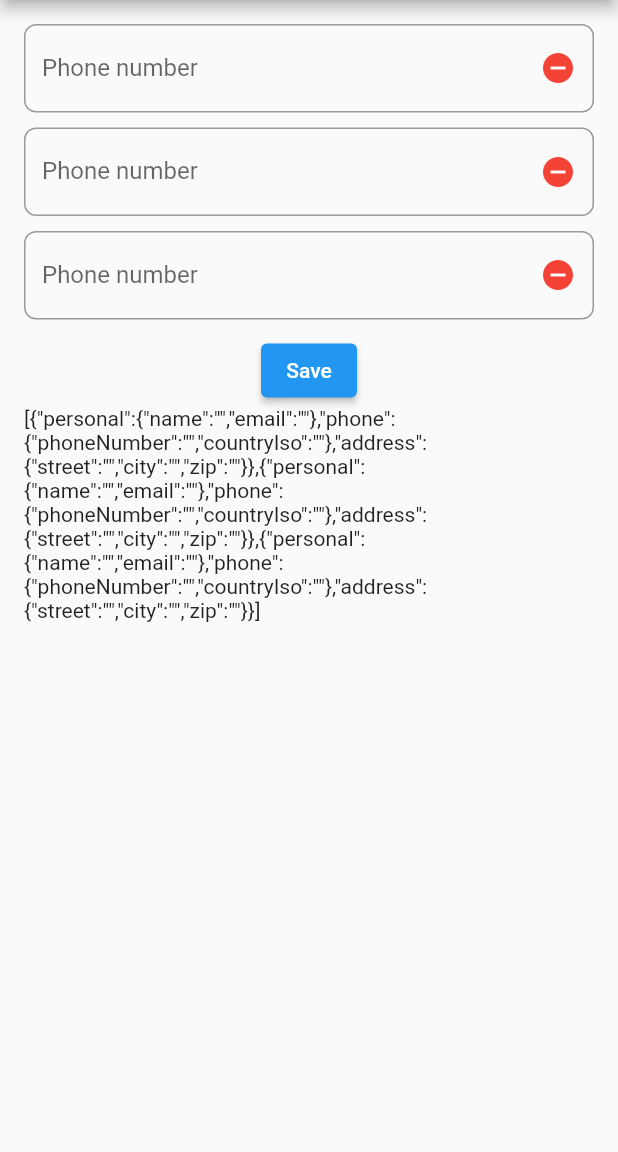
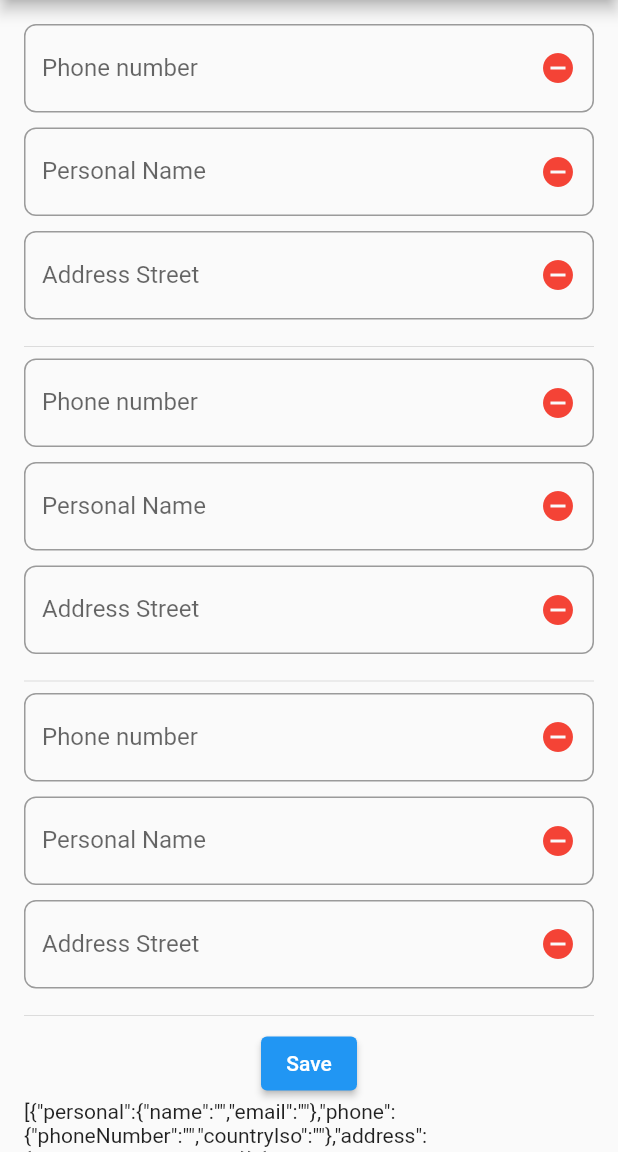
Before and after one commit to 2shrestha22/flutter_examples, a Flutter app: the screen it shows after launch, on a phone screen of 412 x 824 dp, the part 84-1236 px from its top. Run offline on Flutter 3.47's test engine with Material 2 defaults, Android fonts, the phone set to English and light mode, and no system bars; drawn by our look-alikes of reactive_forms; our stand-ins replace flutter_riverpod, shared_preferences; missing offline and left inert: pretty_json.

```diff
--- a/reactive_forms_example/lib/main.dart
+++ b/reactive_forms_example/lib/main.dart
@@ -5,7 +5,8 @@ import 'package:flutter/material.dart';
 import 'package:pretty_json/pretty_json.dart';
 import 'package:reactive_forms/reactive_forms.dart';
 
-final familyMemberForm = fb.group({
+FormGroup getFormArray() {
+  return fb.group({
     'personal': fb.group({
       'name': ['', Validators.required],
       'email': ['', Validators.required],
@@ -20,15 +21,16 @@ final familyMemberForm = fb.group({
       'zip': ['', Validators.required],
     }),
   });
+}
 
 final familyMembersFormGroup = fb.group({
   'familyMembers': familyFormArray,
 });
 
 final familyFormArray = fb.array([
-  familyMemberForm,
-  familyMemberForm,
-  familyMemberForm,
+  getFormArray(),
+  getFormArray(),
+  getFormArray(),
 ]);
 
 const sb = SizedBox(height: 20);
@@ -86,9 +88,9 @@ class _ReactiveFormsExampleState extends State<ReactiveFormsExample> {
                         Padding(
                           padding: const EdgeInsets.only(bottom: 10.0),
                           child: ReactiveTextField(
-                            key: ObjectKey(e),
+                            key: UniqueKey(),
                             formControl: (e as FormGroup)
-                                .control('personal.name') as FormControl,
+                                .control('phone.phoneNumber') as FormControl,
                             keyboardType: TextInputType.number,
                             decoration: InputDecoration(
                               labelText: 'Phone number',
@@ -102,6 +104,45 @@ class _ReactiveFormsExampleState extends State<ReactiveFormsExample> {
                             ),
                           ),
                         ),
+                        Padding(
+                          padding: const EdgeInsets.only(bottom: 10.0),
+                          child: ReactiveTextField(
+                            key: UniqueKey(),
+                            formControl: (e as FormGroup)
+                                .control('personal.name') as FormControl,
+                            keyboardType: TextInputType.number,
+                            decoration: InputDecoration(
+                              labelText: 'Personal Name',
+                              suffixIcon: IconButton(
+                                icon: const Icon(
+                                  Icons.remove_circle,
+                                  color: Colors.red,
+                                ),
+                                onPressed: () => formArray.remove(e),
+                              ),
+                            ),
+                          ),
+                        ),
+                        Padding(
+                          padding: const EdgeInsets.only(bottom: 10.0),
+                          child: ReactiveTextField(
+                            key: UniqueKey(),
+                            formControl: (e as FormGroup)
+                                .control('address.street') as FormControl,
+                            keyboardType: TextInputType.number,
+                            decoration: InputDecoration(
+                              labelText: 'Address Street',
+                              suffixIcon: IconButton(
+                                icon: const Icon(
+                                  Icons.remove_circle,
+                                  color: Colors.red,
+                                ),
+                                onPressed: () => formArray.remove(e),
+                              ),
+                            ),
+                          ),
+                        ),
+                        Divider(),
                       ],
                     );
                   }).toList());
```
Lines whose indentation alone changed are shown as unchanged.
